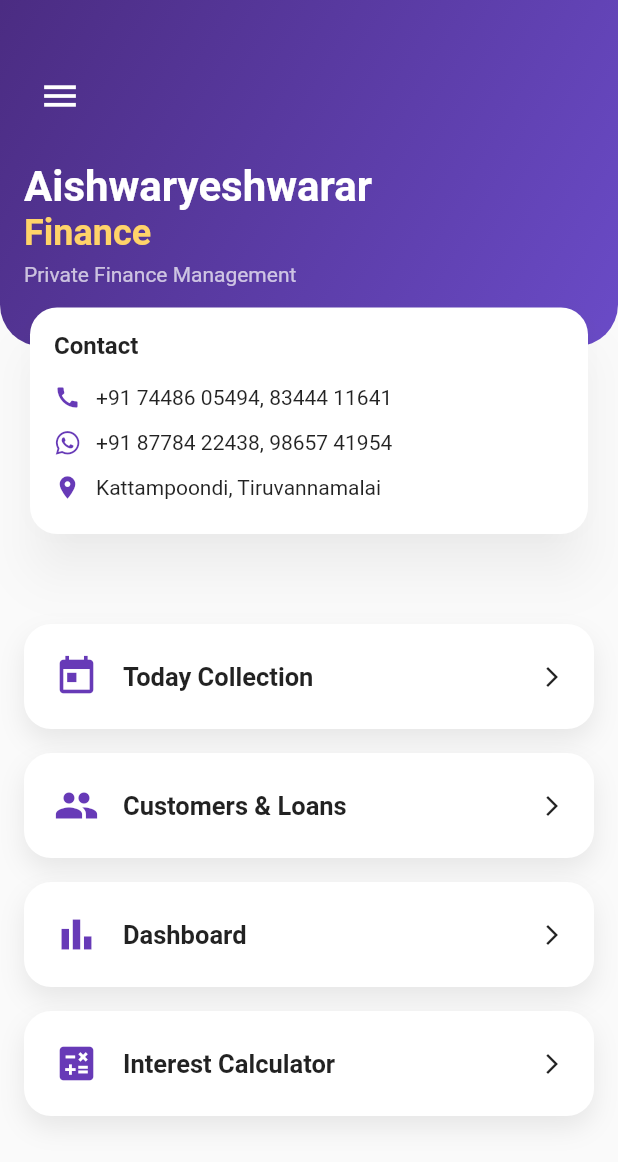
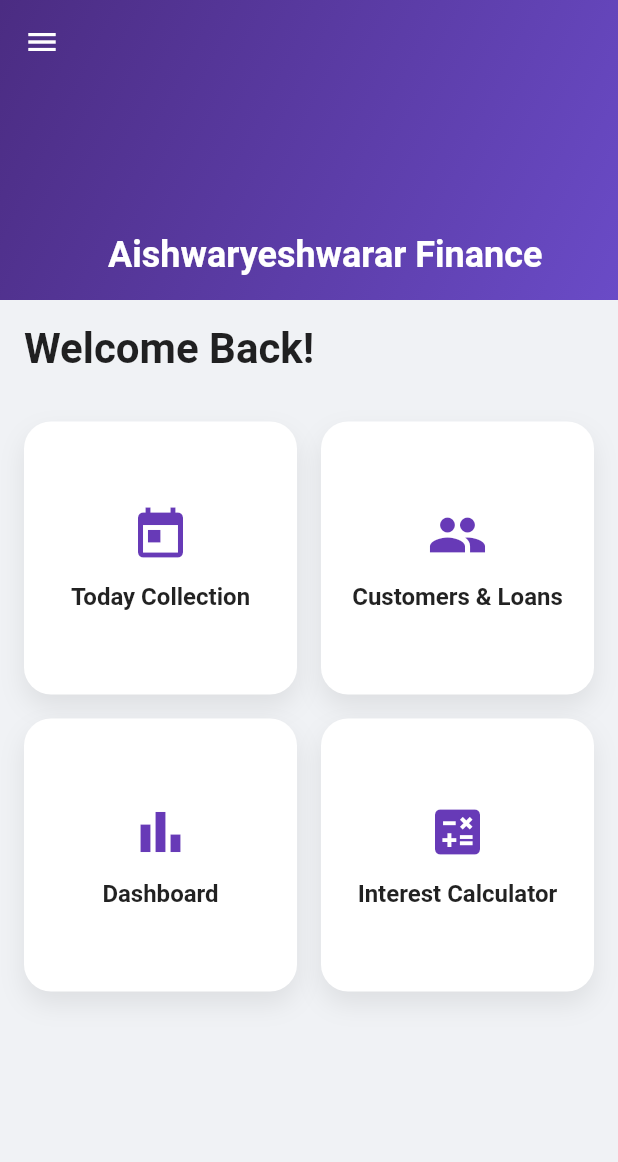
Before and after one commit to santhoshrks/aishwaryeshwarar_finance_app, a Flutter app: the HomePage screen opened directly, on a phone screen of 412 x 824 dp. Shown: the top 1162 px of the screen. Run offline on Flutter 3.47's test engine with Material 3 defaults, Android fonts, the light colour scheme and no system bars; our stand-ins replace cloud_firestore, file_picker, firebase_auth, firebase_core, fl_chart, font_awesome_flutter and 2 more; missing offline and left inert: excel; accounts and stored records are empty.

Commit message:
Refactor: Modernize HomePage UI and add About page
- Refactors the `HomePage` with a `CustomScrollView` and `SliverAppBar` for a more modern, responsive user interface.
- Replaces the `SingleChildScrollView` and manual `Card` layout with a `SliverGrid` for action items.
- Introduces a new `AboutPage` to display service and contact information.
- Adds the `url_launcher` dependency to enable tapping phone numbers and WhatsApp contacts in the `AboutPage`.
- Removes the now-unused 'Address' field from the `add_customer_page`.
- Adds a navigation entry for the new `AboutPage` in the drawer menu.

```diff
--- a/lib/home_page.dart
+++ b/lib/home_page.dart
@@ -1,5 +1,5 @@
+import 'package:aishwaryeshwarar_finance/about_page.dart';
 import 'package:flutter/material.dart';
-import 'package:font_awesome_flutter/font_awesome_flutter.dart';
 
 import 'customer_list_page.dart';
 import 'dashboard_page.dart';
@@ -13,9 +13,20 @@ class HomePage extends StatelessWidget {
   @override
   Widget build(BuildContext context) {
     return Scaffold(
+      backgroundColor: const Color(0xFFF0F2F5),
+      drawer: _buildDrawer(context),
+      body: CustomScrollView(
+        slivers: [
+          _buildSliverAppBar(context),
+          _buildHeader(),
+          _buildActionsGrid(context),
+        ],
+      ),
+    );
+  }
 
-      // ===================== DRAWER =====================
-      drawer: Drawer(
+  Drawer _buildDrawer(BuildContext context) {
+    return Drawer(
       child: ListView(
         padding: EdgeInsets.zero,
         children: [
@@ -23,6 +34,8 @@ class HomePage extends StatelessWidget {
             decoration: BoxDecoration(
               gradient: LinearGradient(
                 colors: [Color(0xFF4B2C82), Color(0xFF6A4BC7)],
+                begin: Alignment.topLeft,
+                end: Alignment.bottomRight,
               ),
             ),
             child: Text(
@@ -34,287 +47,105 @@ class HomePage extends StatelessWidget {
               ),
             ),
           ),
-
-            _drawerItem(
-              context,
-              Icons.today,
-              'Today Collection',
-              const TodayCollectionPage(),
-            ),
-            _drawerItem(
-              context,
-              Icons.people,
-              'Customers & Loans',
-              const CustomerListPage(),
-            ),
-            _drawerItem(
-              context,
-              Icons.bar_chart,
-              'Dashboard',
-              const DashboardPage(),
-            ),
-
-            // 🔐 BACKUP & RESTORE (NEW)
-            _drawerItem(
-              context,
-              Icons.backup,
-              'Backup & Restore',
-              const BackupRestorePage(),
-            ),
-
-            // 🧮 INTEREST CALCULATOR
-            _drawerItem(
-              context,
-              Icons.calculate,
-              'Interest Calculator',
-              const InterestCalculatorPage(),
-            ),
+          _drawerItem(context, Icons.today, 'Today Collection', const TodayCollectionPage()),
+          _drawerItem(context, Icons.people, 'Customers & Loans', const CustomerListPage()),
+          _drawerItem(context, Icons.bar_chart, 'Dashboard', const DashboardPage()),
+          _drawerItem(context, Icons.backup, 'Backup & Restore', const BackupRestorePage()),
+          _drawerItem(context, Icons.calculate, 'Interest Calculator', const InterestCalculatorPage()),
+          _drawerItem(context, Icons.info, 'About Us', const AboutPage()),
         ],
       ),
+    );
+  }
+
+  SliverAppBar _buildSliverAppBar(BuildContext context) {
+    return SliverAppBar(
+      backgroundColor: const Color(0xFF4B2C82),
+      floating: true,
+      pinned: true,
+      expandedHeight: 200.0,
+      flexibleSpace: FlexibleSpaceBar(
+        title: const Text(
+          'Aishwaryeshwarar Finance',
+          style: TextStyle(fontWeight: FontWeight.bold, fontSize: 16),
         ),
-
-      // ===================== BODY =====================
-      body: SingleChildScrollView(
-        child: Column(
-          children: [
-
-            // =================== PREMIUM HEADER ===================
-            Container(
-              width: double.infinity,
-              padding: const EdgeInsets.fromLTRB(16, 40, 16, 40),
+        background: Container(
           decoration: const BoxDecoration(
             gradient: LinearGradient(
-                  colors: [
-                    Color(0xFF4B2C82),
-                    Color(0xFF6A4BC7),
-                  ],
+              colors: [Color(0xFF4B2C82), Color(0xFF6A4BC7)],
               begin: Alignment.topLeft,
               end: Alignment.bottomRight,
-                ),
-                borderRadius: BorderRadius.only(
-                  bottomLeft: Radius.circular(28),
-                  bottomRight: Radius.circular(28),
-                ),
-              ),
-              child: Column(
-                crossAxisAlignment: CrossAxisAlignment.start,
-                children: [
-
-                  // 🍔 HAMBURGER ICON
-                  Builder(
-                    builder: (context) => IconButton(
-                      icon: const Icon(
-                        Icons.menu,
-                        color: Colors.white,
-                        size: 28,
-                      ),
-                      onPressed: () {
-                        Scaffold.of(context).openDrawer();
-                      },
-                    ),
-                  ),
-
-                  const SizedBox(height: 20),
-
-                  const Text(
-                    'Aishwaryeshwarar',
-                    style: TextStyle(
-                      color: Colors.white,
-                      fontSize: 28,
-                      fontWeight: FontWeight.bold,
-                    ),
-                  ),
-                  const Text(
-                    'Finance',
-                    style: TextStyle(
-                      color: Color(0xFFFFD369),
-                      fontSize: 24,
-                      fontWeight: FontWeight.w600,
-                    ),
-                  ),
-                  const SizedBox(height: 6),
-                  const Text(
-                    'Private Finance Management',
-                    style: TextStyle(color: Colors.white70),
-                  ),
-                ],
-              ),
-            ),
-
-            // =================== CONTACT CARD ===================
-            Transform.translate(
-              offset: const Offset(0, -30),
-              child: Padding(
-                padding: const EdgeInsets.symmetric(horizontal: 16),
-                child: Card(
-                  elevation: 14,
-                  shadowColor: Colors.black26,
-                  shape: RoundedRectangleBorder(
-                    borderRadius: BorderRadius.circular(18),
-                  ),
-                  child: Padding(
-                    padding: const EdgeInsets.all(16),
-                    child: Column(
-                      crossAxisAlignment: CrossAxisAlignment.start,
-                      children: const [
-                        Text(
-                          'Contact',
-                          style: TextStyle(
-                            fontWeight: FontWeight.bold,
-                            fontSize: 16,
-                          ),
-                        ),
-                        SizedBox(height: 10),
-                        _ContactRow(
-                          icon: Icons.call,
-                          text: '+91 74486 05494, 83444 11641',
-                        ),
-                        _ContactRow(
-                          icon: FontAwesomeIcons.whatsapp,
-                          text: '+91 87784 22438, 98657 41954',
-                        ),
-                        _ContactRow(
-                          icon: Icons.location_on,
-                          text: 'Kattampoondi, Tiruvannamalai',
-                        ),
-                      ],
             ),
           ),
         ),
       ),
-            ),
-
-            const SizedBox(height: 10),
-
-            // =================== MAIN ACTION AREA ===================
-            Padding(
-              padding: const EdgeInsets.all(16),
-              child: Column(
-                children: [
-                  _mainCard(
-                    context,
-                    icon: Icons.today,
-                    title: 'Today Collection',
-                    page: const TodayCollectionPage(),
-                  ),
-                  _mainCard(
-                    context,
-                    icon: Icons.people,
-                    title: 'Customers & Loans',
-                    page: const CustomerListPage(),
-                  ),
-                  _mainCard(
-                    context,
-                    icon: Icons.bar_chart,
-                    title: 'Dashboard',
-                    page: const DashboardPage(),
-                  ),
-                  _mainCard(
-                    context,
-                    icon: Icons.calculate,
-                    title: 'Interest Calculator',
-                    page: const InterestCalculatorPage(),
-                  ),
-                ],
-              ),
-            ),
-          ],
+      leading: Builder(
+        builder: (context) => IconButton(
+          icon: const Icon(Icons.menu, color: Colors.white),
+          onPressed: () => Scaffold.of(context).openDrawer(),
         ),
       ),
     );
   }
 
-  // ================= DRAWER ITEM =================
-  static Widget _drawerItem(
-      BuildContext context,
-      IconData icon,
-      String title,
-      Widget page,
-      ) {
+  SliverToBoxAdapter _buildHeader() {
+    return const SliverToBoxAdapter(
+      child: Padding(
+        padding: EdgeInsets.all(16.0),
+        child: Text(
+          'Welcome Back!',
+          style: TextStyle(fontSize: 28, fontWeight: FontWeight.bold),
+        ),
+      ),
+    );
+  }
+
+  SliverPadding _buildActionsGrid(BuildContext context) {
+    return SliverPadding(
+      padding: const EdgeInsets.all(16.0),
+      sliver: SliverGrid.count(
+        crossAxisCount: 2,
+        crossAxisSpacing: 16,
+        mainAxisSpacing: 16,
+        children: [
+          _mainCard(context, icon: Icons.today, title: 'Today Collection', page: const TodayCollectionPage()),
+          _mainCard(context, icon: Icons.people, title: 'Customers & Loans', page: const CustomerListPage()),
+          _mainCard(context, icon: Icons.bar_chart, title: 'Dashboard', page: const DashboardPage()),
+          _mainCard(context, icon: Icons.calculate, title: 'Interest Calculator', page: const InterestCalculatorPage()),
+        ],
+      ),
+    );
+  }
+
+  ListTile _drawerItem(BuildContext context, IconData icon, String title, Widget page) {
     return ListTile(
       leading: Icon(icon, color: Colors.deepPurple),
       title: Text(title),
       onTap: () {
         Navigator.pop(context);
-        Navigator.push(
-          context,
-          MaterialPageRoute(builder: (_) => page),
-        );
+        Navigator.push(context, MaterialPageRoute(builder: (_) => page));
       },
     );
   }
 
-  // ================= MAIN ACTION CARD =================
-  static Widget _mainCard(
-      BuildContext context, {
-        required IconData icon,
-        required String title,
-        required Widget page,
-      }) {
+  Widget _mainCard(BuildContext context, {required IconData icon, required String title, required Widget page}) {
     return InkWell(
-      onTap: () {
-        Navigator.push(
-          context,
-          MaterialPageRoute(builder: (_) => page),
-        );
-      },
+      onTap: () => Navigator.push(context, MaterialPageRoute(builder: (_) => page)),
       child: Container(
-        margin: const EdgeInsets.only(bottom: 16),
-        padding: const EdgeInsets.all(20),
         decoration: BoxDecoration(
           color: Colors.white,
           borderRadius: BorderRadius.circular(18),
-          boxShadow: [
-            BoxShadow(
-              color: Colors.black.withOpacity(0.08),
-              blurRadius: 14,
-              offset: const Offset(0, 8),
+          boxShadow: [BoxShadow(color: Colors.black.withOpacity(0.08), blurRadius: 14, offset: const Offset(0, 8))],
         ),
-          ],
-        ),
-        child: Row(
+        child: Column(
+          mainAxisAlignment: MainAxisAlignment.center,
           children: [
-            Icon(icon, size: 30, color: Colors.deepPurple),
-            const SizedBox(width: 16),
-            Text(
-              title,
-              style: const TextStyle(
-                fontSize: 17,
-                fontWeight: FontWeight.w600,
-              ),
-            ),
-            const Spacer(),
-            const Icon(Icons.arrow_forward_ios, size: 16),
+            Icon(icon, size: 40, color: Colors.deepPurple),
+            const SizedBox(height: 12),
+            Text(title, textAlign: TextAlign.center, style: const TextStyle(fontSize: 16, fontWeight: FontWeight.w600)),
           ],
         ),
       ),
     );
   }
 }
-
-// ================= CONTACT ROW =================
-class _ContactRow extends StatelessWidget {
-  final IconData icon;
-  final String text;
-
-  const _ContactRow({required this.icon, required this.text});
-
-  @override
-  Widget build(BuildContext context) {
-    return Padding(
-      padding: const EdgeInsets.symmetric(vertical: 6),
-      child: Row(
-        children: [
-          Icon(icon, size: 18, color: Colors.deepPurple),
-          const SizedBox(width: 10),
-          Expanded(
-            child: Text(
-              text,
-              style: const TextStyle(color: Colors.black87),
-            ),
-          ),
-        ],
-      ),
-    );
-  }
-}
--- a/pubspec.yaml
+++ b/pubspec.yaml
@@ -47,6 +47,7 @@ dependencies:
   font_awesome_flutter: ^10.7.0
   file_picker: ^8.0.0
   shared_preferences: ^2.2.2   # ✅ ADD THIS
+  url_launcher: ^6.1.12
 
 dev_dependencies:
   flutter_test:
```
Also changed, not shown: lib/about_page.dart (added, +151 -0 lines), lib/add_customer_page.dart (+0 -10 lines), pubspec.lock, 2 other files. Lines whose indentation alone changed are shown as unchanged.
